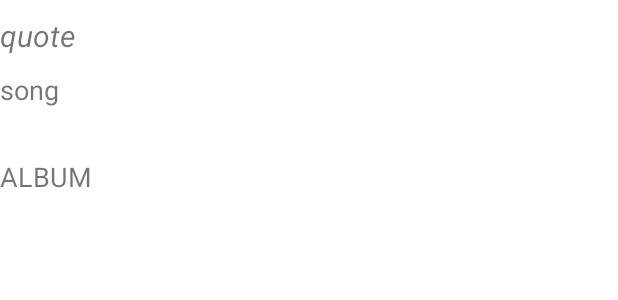
After one commit to natalygiron/MyMovilApp_EC3, an Android app: the layout lyric_card.xml on its own in the app's theme, with its tools: preview values and no code run, on a phone screen of 412 x 824 dp. The commit adds this screen. Shown: the top 300 px of the screen. Run offline under Robolectric (Android 15) with nearby library versions, the phone set to English and light mode, and no system bars.

Commit message:
RecyclerView contiene lyrics que cambian segun seleccion en spinner

```diff
--- a/app/build.gradle
+++ b/app/build.gradle
@@ -33,8 +33,10 @@ dependencies {
     implementation 'com.google.android.material:material:1.5.0'
     implementation 'androidx.constraintlayout:constraintlayout:2.1.3'
     implementation 'com.github.bumptech.glide:glide:4.12.0'
+    implementation 'com.squareup.retrofit2:converter-gson:2.9.0'
     annotationProcessor 'com.github.bumptech.glide:compiler:4.12.0'
     implementation 'com.google.code.gson:gson:2.8.5'
+    implementation 'com.squareup.retrofit2:retrofit:2.9.0'
     testImplementation 'junit:junit:4.+'
     androidTestImplementation 'androidx.test.ext:junit:1.1.3'
     androidTestImplementation 'androidx.test.espresso:espresso-core:3.4.0'
--- /dev/null
+++ b/app/src/main/res/layout/lyric_card.xml
@@ -0,0 +1,43 @@
+<?xml version="1.0" encoding="utf-8"?>
+<LinearLayout xmlns:android="http://schemas.android.com/apk/res/android"
+    android:layout_width="match_parent"
+    android:layout_height="200dp"
+    android:orientation="vertical">
+
+<!--    <ImageView-->
+<!--        android:id="@+id/photo_image_view"-->
+<!--        android:layout_width="match_parent"-->
+<!--        android:layout_height="113dp"-->
+<!--        android:scaleType="centerCrop"-->
+<!--        android:background="@color/material_dynamic_primary40"/>-->
+
+    <TextView
+        android:id="@+id/txt_quote"
+        android:layout_width="match_parent"
+        android:layout_height="wrap_content"
+        android:layout_marginTop="10dp"
+        android:text="quote"
+        android:textSize="20dp"
+        android:textStyle="italic"/>
+
+    <TextView
+        android:id="@+id/txt_song"
+        android:layout_width="match_parent"
+        android:layout_height="wrap_content"
+        android:layout_marginTop="10dp"
+        android:inputType="textCapSentences"
+        android:minHeight="48dp"
+        android:text="song"
+        android:textSize="18dp" />
+
+    <TextView
+        android:id="@+id/txt_album"
+        android:layout_width="match_parent"
+        android:layout_height="wrap_content"
+        android:layout_marginTop="10dp"
+        android:minHeight="24dp"
+        android:text="album"
+        android:textAllCaps="true"
+        android:textSize="18dp" />
+
+</LinearLayout>
```
Also changed, not shown: app/src/main/java/com/example/myapp_natalygiron/LyricsListAdapter.java (added, +71 -0 lines), app/src/main/java/com/example/myapp_natalygiron/ProfileFragment.java (+18 -3 lines), app/src/main/java/com/example/myapp_natalygiron/RetrofitClient.java (added, +22 -0 lines), app/src/main/java/com/example/myapp_natalygiron/model/Lyrics.java (added, +47 -0 lines), app/src/main/java/com/example/myapp_natalygiron/model/LyricsResponse.java (added, +19 -0 lines), app/src/main/java/com/example/myapp_natalygiron/model/ProfileEntry.java (deleted, +0 -49 lines), app/src/main/java/com/example/myapp_natalygiron/tslyrics_api/LyricsFragment.java (added, +173 -0 lines), app/src/main/java/com/example/myapp_natalygiron/tslyrics_api/TSLyricsService.java (added, +25 -0 lines), app/src/main/res/layout/lyrics_fragment.xml (added, +40 -0 lines).
